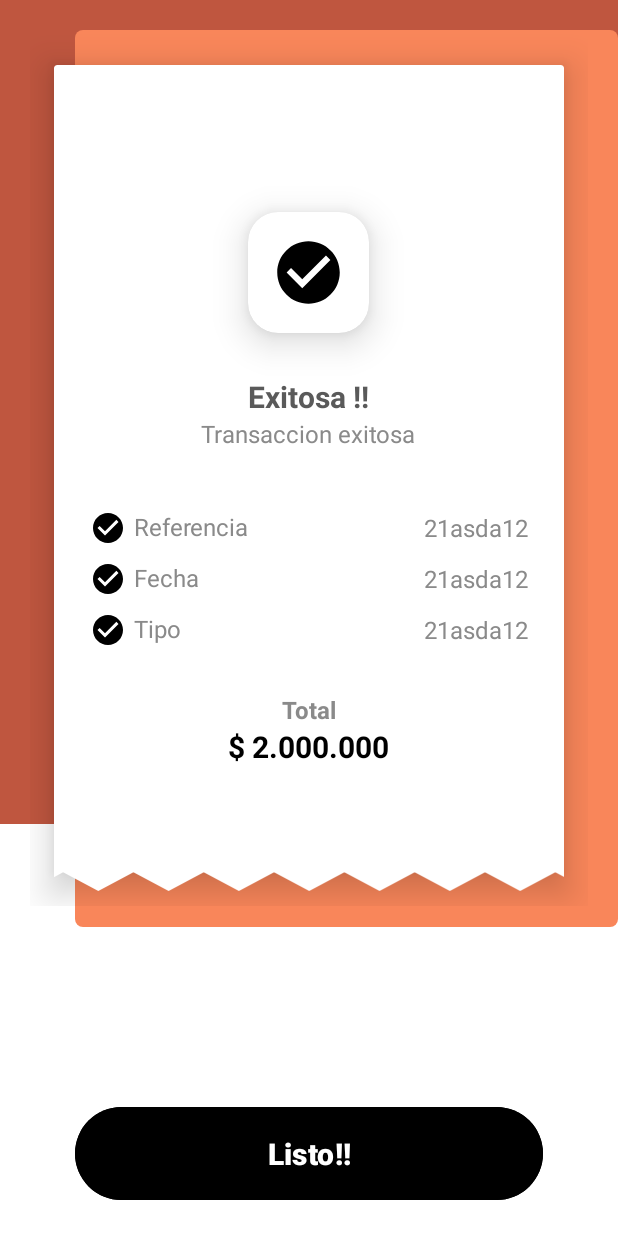
After one commit to estarly07/wallet, an Android app: the DetailTransactionActivity screen opened directly, with no data from a screen before it, on a phone screen of 412 x 824 dp. The commit adds this screen. Run offline under Robolectric (Android 15) with nearby library versions, the light colour scheme and no system bars; 4 statements that could not run were skipped.

Commit message:
CREATION
- The screen was created to show the details of a transaction

```diff
--- a/Wallet/app/src/main/AndroidManifest.xml
+++ b/Wallet/app/src/main/AndroidManifest.xml
@@ -17,6 +17,9 @@
         android:supportsRtl="true"
         android:theme="@style/Theme.Wallet"
         tools:targetApi="31">
+        <activity
+            android:name=".presentation.screens.DetailTransactionActivity"
+            android:exported="false" />
         <activity
             android:name=".presentation.screens.KeyboardActivity"
             android:exported="false" />
--- a/Wallet/app/src/main/java/com/estarly/wallet/presentation/adapters/TransactionsAdapter.kt
+++ b/Wallet/app/src/main/java/com/estarly/wallet/presentation/adapters/TransactionsAdapter.kt
@@ -10,7 +10,7 @@ import com.estarly.wallet.databinding.ItemTransactionBinding
 import com.estarly.wallet.domain.models.TransactionModel
 import com.estarly.wallet.utils.formatSalary
 
-class TransactionsAdapter(val listTransactions: List<TransactionModel>) : RecyclerView.Adapter<TransactionsAdapter.Holder>() {
+class TransactionsAdapter(private val listTransactions: List<TransactionModel>,private val onTap : (TransactionModel) -> Unit) : RecyclerView.Adapter<TransactionsAdapter.Holder>() {
     class Holder(val binding: ItemTransactionBinding) : ViewHolder(binding.root)
 
     override fun onCreateViewHolder(parent: ViewGroup, viewType: Int): Holder
@@ -21,9 +21,7 @@ class TransactionsAdapter(val listTransactions: List<TransactionModel>) : Recycl
     override fun onBindViewHolder(holder: Holder, position: Int) {
         with(holder.binding){
             val transaction = listTransactions[position]
-            if(position == listTransactions.size-1){
-//                separator.visibility = GONE
-            }
+            root.setOnClickListener { onTap(transaction) }
             txtAmountTransaction.text = transaction.amount.formatSalary()
             txtDescriptionTransaction.text = transaction.description
             txtDateTransaction.text = transaction.dateFormatted
--- /dev/null
+++ b/Wallet/app/src/main/java/com/estarly/wallet/presentation/screens/DetailTransactionActivity.kt
@@ -0,0 +1,42 @@
+package com.estarly.wallet.presentation.screens
+
+import android.os.Bundle
+import androidx.appcompat.app.AppCompatActivity
+import com.estarly.wallet.R
+import com.estarly.wallet.databinding.ActivityDetailTransactionBinding
+import com.estarly.wallet.domain.models.TransactionModel
+import com.estarly.wallet.utils.formatSalary
+import com.estarly.wallet.utils.parseDateWithoutDay
+import com.estarly.wallet.utils.setBackgroundStatus
+
+class DetailTransactionActivity : AppCompatActivity() {
+    private lateinit var binding : ActivityDetailTransactionBinding
+    companion object{
+        var transaction : TransactionModel? = null
+    }
+    override fun onCreate(savedInstanceState: Bundle?) {
+        super.onCreate(savedInstanceState)
+        binding =ActivityDetailTransactionBinding.inflate(layoutInflater)
+        setContentView(binding.root)
+        setBackgroundStatus(R.color.backgroundHeader)
+        initView()
+    }
+
+    private fun initView() {
+        with(binding){
+            txtDate.text = transaction!!.date.parseDateWithoutDay()
+            txtType.text = transaction!!.typeTransaction.type
+            txtId.text   = transaction!!.id.toString()
+            txtAmount.text = "$ ${transaction!!.amount.formatSalary()}"
+            btnDone.setOnClickListener {
+                transaction = null
+                finish()
+            }
+        }
+    }
+
+    override fun onBackPressed() {
+        transaction = null
+        super.onBackPressed()
+    }
+}
--- a/Wallet/app/src/main/java/com/estarly/wallet/presentation/screens/TransactionsActivity.kt
+++ b/Wallet/app/src/main/java/com/estarly/wallet/presentation/screens/TransactionsActivity.kt
@@ -1,5 +1,6 @@
 package com.estarly.wallet.presentation.screens
 
+import android.content.Intent
 import androidx.appcompat.app.AppCompatActivity
 import android.os.Bundle
 import androidx.activity.viewModels
@@ -32,7 +33,10 @@ class TransactionsActivity : AppCompatActivity() {
         with(binding){
             with(transactionViewModel){
                 listTransactions.observe(this@TransactionsActivity){
-                    recyclerAllTransactions.adapter = TransactionsAdapter(it)
+                    recyclerAllTransactions.adapter = TransactionsAdapter(it){
+                        DetailTransactionActivity.transaction = it
+                        startActivity(Intent(this@TransactionsActivity, DetailTransactionActivity::class.java))
+                    }
                 }
             }
         }
--- a/Wallet/app/src/main/java/com/estarly/wallet/presentation/screens/fragments/HomeFragment.kt
+++ b/Wallet/app/src/main/java/com/estarly/wallet/presentation/screens/fragments/HomeFragment.kt
@@ -20,6 +20,7 @@ import com.estarly.wallet.presentation.adapters.GraphicItemsAdapter
 import com.estarly.wallet.presentation.adapters.TransactionsAdapter
 import com.estarly.wallet.presentation.dialogs.DepositSalaryBottomSheetDialog
 import com.estarly.wallet.presentation.dialogs.SavingOrTakeOffMoneyBottomSheetDialog
+import com.estarly.wallet.presentation.screens.DetailTransactionActivity
 import com.estarly.wallet.presentation.screens.KeyboardActivity
 import com.estarly.wallet.presentation.screens.MainActivity
 import com.estarly.wallet.presentation.screens.TransactionsActivity
@@ -108,7 +109,10 @@ class HomeFragment : Fragment() {
                     )
                 }
                 lastThreeTransactions.observe(viewLifecycleOwner){
-                    recyclerTransactions.adapter = TransactionsAdapter(it)
+                    recyclerTransactions.adapter = TransactionsAdapter(it){
+                        DetailTransactionActivity.transaction = it
+                        startActivity(Intent(requireActivity(), DetailTransactionActivity::class.java))
+                    }
                 }
                 entriesEntries.observe(viewLifecycleOwner){
                     val pieChart: PieChart = graphic.pieChart
--- /dev/null
+++ b/Wallet/app/src/main/res/drawable/row_of_triangles.xml
@@ -0,0 +1,47 @@
+<?xml version="1.0" encoding="utf-8"?>
+<vector xmlns:android="http://schemas.android.com/apk/res/android"
+    android:width="300dp"
+    android:height="40dp"
+    android:viewportWidth="400"
+    android:viewportHeight="100">
+
+    <!-- Triángulo rectángulo izquierdo (apuntando hacia abajo) -->
+    <path
+        android:fillColor="#000000"
+        android:pathData="M0,40 L40,0 L0,0 Z" />
+
+    <!-- Primer triángulo equilátero -->
+    <path
+        android:fillColor="#000000"
+        android:pathData="M50,40 L90,0 L10,0 Z" />
+
+    <!-- Segundo triángulo equilátero -->
+    <path
+        android:fillColor="#000000"
+        android:pathData="M100,40 L140,0 L60,0 Z" />
+
+    <!-- Tercer triángulo equilátero -->
+    <path
+        android:fillColor="#000000"
+        android:pathData="M150,40 L190,0 L110,0 Z" />
+
+    <!-- Cuarto triángulo equilátero -->
+    <path
+        android:fillColor="#000000"
+        android:pathData="M200,40 L240,0 L160,0 Z" />
+
+    <path
+        android:fillColor="#000000"
+        android:pathData="M250,40 L290,0 L210,0 Z" />
+    <path
+        android:fillColor="#000000"
+        android:pathData="M300,40 L340,0 L260,0 Z" />
+    <path
+        android:fillColor="#000000"
+        android:pathData="M350,40 L390,0 L310,0 Z" />
+
+    <!-- Triángulo rectángulo derecho (apuntando hacia la izquierda) -->
+    <path
+        android:fillColor="#000000"
+        android:pathData="M360,0 L400,0 L400,40 Z" />
+</vector>
--- /dev/null
+++ b/Wallet/app/src/main/res/layout/activity_detail_transaction.xml
@@ -0,0 +1,214 @@
+<?xml version="1.0" encoding="utf-8"?>
+<RelativeLayout xmlns:android="http://schemas.android.com/apk/res/android"
+    xmlns:app="http://schemas.android.com/apk/res-auto"
+    xmlns:tools="http://schemas.android.com/tools"
+    android:layout_width="match_parent"
+    android:layout_height="match_parent">
+
+    <LinearLayout
+        android:layout_width="match_parent"
+        android:layout_height="match_parent"
+        android:orientation="vertical">
+
+        <View
+            android:layout_width="match_parent"
+            android:layout_height="match_parent"
+            android:layout_weight="1"
+            android:background="@color/orangeDark" />
+
+        <View
+            android:layout_width="match_parent"
+            android:layout_height="match_parent"
+            android:layout_weight="2"
+            android:background="@color/backgroundScreens" />
+    </LinearLayout>
+
+    <LinearLayout
+        android:layout_width="match_parent"
+        android:layout_height="match_parent"
+        android:orientation="vertical">
+
+        <View
+            android:layout_width="match_parent"
+            android:layout_height="match_parent"
+            android:layout_marginStart="50dp"
+            android:layout_marginTop="20dp"
+            android:layout_weight="1"
+            android:background="@drawable/background_corners_rounded"
+            android:backgroundTint="@color/orangeLight" />
+
+        <View
+            android:layout_width="match_parent"
+            android:layout_height="match_parent"
+            android:layout_weight="3"
+            android:background="@color/backgroundScreens" />
+    </LinearLayout>
+
+    <LinearLayout
+        android:layout_width="match_parent"
+        android:layout_height="match_parent"
+        android:layout_centerInParent="true"
+        android:orientation="vertical"
+        android:padding="20dp">
+
+        <RelativeLayout
+            android:layout_width="match_parent"
+            android:layout_height="0dp"
+            android:layout_weight="1">
+
+            <include
+                layout="@layout/background_card_transaction"
+                android:layout_width="match_parent"
+                android:layout_height="match_parent" />
+
+            <LinearLayout
+                android:layout_width="match_parent"
+                android:layout_height="wrap_content"
+                android:layout_centerInParent="true"
+                android:gravity="center_horizontal"
+                android:orientation="vertical"
+                android:padding="20dp">
+                <androidx.cardview.widget.CardView
+                    android:layout_width="wrap_content"
+                    app:cardCornerRadius="@dimen/cornersCardButton"
+                    app:cardBackgroundColor="@color/white"
+                    app:cardElevation="15dp"
+                    app:cardUseCompatPadding="true"
+                    android:layout_height="wrap_content">
+                    <ImageView
+                        android:layout_width="50dp"
+                        android:layout_height="50dp"
+                        android:layout_margin="15dp"
+                        android:src="@drawable/ic_check"/>
+                </androidx.cardview.widget.CardView>
+
+                <TextView
+                    android:layout_width="wrap_content"
+                    android:layout_height="wrap_content"
+                    android:text="Exitosa !!"
+                    android:textColor="@color/grayDark"
+                    android:textSize="@dimen/title"
+                    android:textStyle="bold" />
+
+                <TextView
+                    android:layout_width="wrap_content"
+                    android:layout_height="wrap_content"
+                    android:text="Transaccion exitosa"
+                    android:layout_marginBottom="30dp"
+                    android:textColor="@color/grayLight"
+                    android:textSize="@dimen/subtitle" />
+
+                <LinearLayout
+                    android:layout_width="match_parent"
+                    android:layout_height="wrap_content"
+                    android:gravity="center_vertical"
+                    android:layout_marginTop="10dp"
+                    android:layout_marginHorizontal="20dp"
+                    android:orientation="horizontal">
+
+                    <TextView
+                        android:layout_width="wrap_content"
+                        android:layout_height="wrap_content"
+                        android:text="Referencia"
+                        android:drawablePadding="5dp"
+                        android:textColor="@color/grayLight"
+                        android:textSize="@dimen/subtitle"
+                        app:drawableStartCompat="@drawable/ic_check" />
+                    <TextView
+                        android:id="@+id/txtId"
+                        android:layout_width="0dp"
+                        android:layout_height="wrap_content"
+                        android:layout_weight="1"
+                        android:gravity="end"
+                        android:text="21asda12"
+                        android:textColor="@color/grayLight"
+                        android:textSize="@dimen/subtitle"/>
+                </LinearLayout>
+                <LinearLayout
+                    android:layout_width="match_parent"
+                    android:layout_height="wrap_content"
+                    android:gravity="center_vertical"
+                    android:layout_marginHorizontal="20dp"
+                    android:layout_marginTop="10dp"
+                    android:orientation="horizontal">
+
+                    <TextView
+                        android:layout_width="wrap_content"
+                        android:layout_height="wrap_content"
+                        android:text="Fecha"
+                        android:drawablePadding="5dp"
+                        android:textColor="@color/grayLight"
+                        android:textSize="@dimen/subtitle"
+                        app:drawableStartCompat="@drawable/ic_check" />
+                    <TextView
+                        android:id="@+id/txtDate"
+                        android:layout_width="0dp"
+                        android:layout_height="wrap_content"
+                        android:layout_weight="1"
+                        android:gravity="end"
+                        android:text="21asda12"
+                        android:textColor="@color/grayLight"
+                        android:textSize="@dimen/subtitle"/>
+                </LinearLayout>
+                <LinearLayout
+                    android:layout_width="match_parent"
+                    android:layout_height="wrap_content"
+                    android:gravity="center_vertical"
+                    android:layout_marginTop="10dp"
+                    android:layout_marginHorizontal="20dp"
+                    android:orientation="horizontal">
+
+                    <TextView
+                        android:layout_width="wrap_content"
+                        android:layout_height="wrap_content"
+                        android:text="Tipo"
+                        android:drawablePadding="5dp"
+                        android:textColor="@color/grayLight"
+                        android:textSize="@dimen/subtitle"
+                        app:drawableStartCompat="@drawable/ic_check" />
+                    <TextView
+                        android:id="@+id/txtType"
+                        android:layout_width="0dp"
+                        android:layout_height="wrap_content"
+                        android:layout_weight="1"
+                        android:gravity="end"
+                        android:text="21asda12"
+                        android:textColor="@color/grayLight"
+                        android:textSize="@dimen/subtitle"/>
+                </LinearLayout>
+
+                <TextView
+                    android:layout_width="wrap_content"
+                    android:layout_height="wrap_content"
+                    android:text="Total"
+                    android:layout_marginTop="30dp"
+                    android:textColor="@color/grayLight"
+                    android:textSize="@dimen/subtitle"
+                    android:textStyle="bold" />
+
+                <TextView
+                    android:id="@+id/txtAmount"
+                    android:layout_width="wrap_content"
+                    android:layout_height="wrap_content"
+                    android:text="$ 2.000.000"
+                    android:textColor="@color/black"
+                    android:textSize="@dimen/title"
+                    android:textStyle="bold" />
+            </LinearLayout>
+
+        </RelativeLayout>
+
+        <Button
+            android:id="@+id/btnDone"
+            android:layout_width="match_parent"
+            android:layout_height="70dp"
+            android:layout_marginHorizontal="30dp"
+            android:layout_marginTop="130dp"
+            android:backgroundTint="@color/black"
+            android:text="Listo!!"
+            android:textColor="@color/white"
+            android:textSize="@dimen/title"
+            android:textStyle="bold" />
+
+    </LinearLayout>
+</RelativeLayout>
--- /dev/null
+++ b/Wallet/app/src/main/res/layout/background_card_transaction.xml
@@ -0,0 +1,30 @@
+<?xml version="1.0" encoding="utf-8"?>
+
+<androidx.constraintlayout.widget.ConstraintLayout xmlns:android="http://schemas.android.com/apk/res/android"
+    xmlns:app="http://schemas.android.com/apk/res-auto"
+    android:layout_width="match_parent"
+    android:layout_height="match_parent">
+
+    <androidx.cardview.widget.CardView
+        android:id="@+id/cardView"
+        app:layout_editor_absoluteY="20dp"
+        android:layout_width="match_parent"
+        android:layout_height="match_parent"
+        app:cardBackgroundColor="@color/white"
+        app:cardElevation="15dp"
+        app:cardUseCompatPadding="true">
+
+    </androidx.cardview.widget.CardView>
+
+    <ImageView
+        android:layout_width="match_parent"
+        android:layout_height="50dp"
+        android:layout_alignParentBottom="true"
+        android:layout_marginHorizontal="16dp"
+        android:layout_marginTop="-30dp"
+        android:elevation="20dp"
+        android:scaleType="centerCrop"
+        android:src="@drawable/row_of_triangles"
+        app:layout_constraintTop_toBottomOf="parent"
+        app:tint="@color/white" />
+</androidx.constraintlayout.widget.ConstraintLayout>
```
